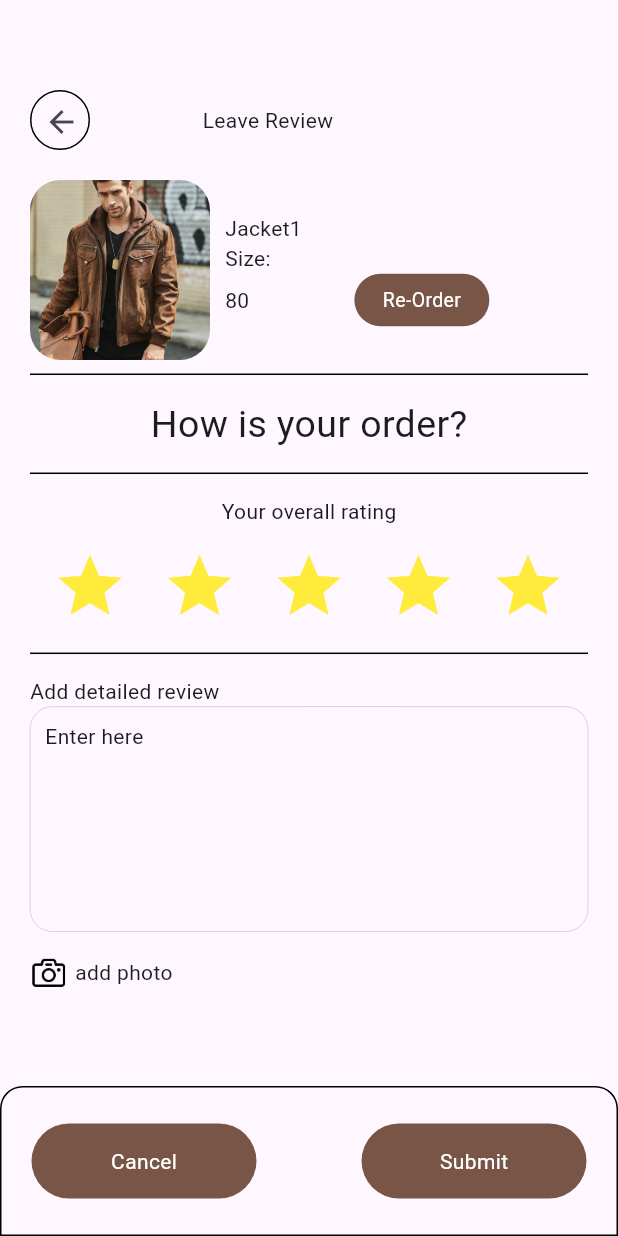
After one commit to BTH02/ecommerce, a Flutter app: the Completed screen opened directly with sample values from the repository, after a tap on "Leave Review", on a phone screen of 412 x 824 dp. The commit adds this screen. Run offline on Flutter 3.47's test engine with Material 3 defaults, Android fonts, the phone set to English and light mode, and no system bars; our stand-ins replace animated_bottom_navigation_bar, dotted_border, smooth_page_indicator.

Commit message:
review order

```diff
--- a/lib/routes/routes.dart
+++ b/lib/routes/routes.dart
@@ -12,6 +12,8 @@ import 'package:ecommerce/ui/09/ship.dart';
 import 'package:ecommerce/ui/09/shipping.dart';
 import 'package:ecommerce/ui/12/filter.dart';
 import 'package:ecommerce/ui/13/myorder.dart';
+import 'package:ecommerce/ui/13/review/leavereview.dart';
+import 'package:ecommerce/ui/13/review/trackreview.dart';
 import 'package:ecommerce/ui/modal/product.dart';
 import 'package:ecommerce/ui/pages/createaccount.dart';
 import 'package:ecommerce/ui/pages/profile.dart';
@@ -43,6 +45,8 @@ class Routes {
   static const String yourlocation = '/yourlocation';
   static const String filter = '/filter';
   static const String myOrder = '/myOrder';
+  static const String leaveReview = '/leaveReview';
+  static const String trackReview = '/trackReview';
 
   static Map<String, Widget Function(dynamic context)> routes = {
     home: (context) => const HomePage(),
@@ -62,11 +66,21 @@ class Routes {
     checkout: (context) => const CheckOut(),
     ship: (context) => const ShippingAddress(),
     chooseship: (context) => const ChooseShip(),
-    payment:(context) => const Payment(),
-    paymentSuccess:(context) => const PaymentSuccess(),
-    location:(context) => const LocationAccess(),
-    yourlocation:(context) => const YourLocation(),
-    filter:(context) => const Filter(),
-    myOrder:(context) => const MyOrder(),
+    payment: (context) => const Payment(),
+    paymentSuccess: (context) => const PaymentSuccess(),
+    location: (context) => const LocationAccess(),
+    yourlocation: (context) => const YourLocation(),
+    filter: (context) => const Filter(),
+    myOrder: (context) => const MyOrder(),
+    leaveReview:(context) {
+      final arg = (ModalRoute.of(context)?.settings.arguments ?? Product.pure())
+      as Product;
+      return LeaveReview(productReview: arg);
+    },
+    trackReview:(context) {
+      final arg = (ModalRoute.of(context)?.settings.arguments ?? Product.pure())
+      as Product;
+      return TrackOrder(productTrack: arg);
+    }
   };
 }
--- a/lib/ui/06/productdetail.dart
+++ b/lib/ui/06/productdetail.dart
@@ -88,7 +88,7 @@ class _ProductDetailState extends State<ProductDetail> {
                 Row(
                   mainAxisAlignment: MainAxisAlignment.spaceBetween,
                   children: [
-                     Text(widget.productItem.style),
+                    Text(widget.productItem.style),
                     Row(
                       children: [
                         const Icon(
--- a/lib/ui/13/completed.dart
+++ b/lib/ui/13/completed.dart
@@ -1,8 +1,11 @@
+import 'package:ecommerce/routes/routes.dart';
 import 'package:flutter/material.dart';
 
 import '../modal/data.dart';
+import '../modal/product.dart';
 class Completed extends StatefulWidget {
-  const Completed({Key? key}) : super(key: key);
+  const Completed({super.key, required this.product});
+  final Product product;
 
   @override
   State<Completed> createState() => _CompletedState();
@@ -16,6 +19,25 @@ class _CompletedState extends State<Completed> {
         itemCount: productList.length,
         itemBuilder: (context, index) {
           final product = productList[index];
+          return _Completed(
+            reviewItem: product,
+            onTap: () {
+              final arg = productList[index];
+              Navigator.pushNamed(context, Routes.leaveReview,arguments: arg);
+            },
+          );
+        },
+      ),
+    );
+  }
+}
+
+class _Completed extends StatelessWidget {
+  const _Completed({super.key, required this.reviewItem, this.onTap,});
+  final Product reviewItem;
+  final Function()? onTap;
+  @override
+  Widget build(BuildContext context) {
     return ListTile(
       title: Column(
         children: [
@@ -28,7 +50,7 @@ class _CompletedState extends State<Completed> {
                   borderRadius: const BorderRadius.horizontal(
                       left: Radius.circular(20), right: Radius.circular(20)),
                   child: Image.asset(
-                          product.pathImage,
+                    reviewItem.pathImage,
                     fit: BoxFit.cover,
                   ),
                 ),
@@ -37,15 +59,17 @@ class _CompletedState extends State<Completed> {
               Column(
                 crossAxisAlignment: CrossAxisAlignment.start,
                 children: [
-                        Text(product.name),
+                  Text(reviewItem.name),
                   const Text('Size:'),
                   Row(
                     children: [
-                            Text(product.price.toString()),
+                      Text(reviewItem.price.toString()),
                       const SizedBox(
                         width: 70,
                       ),
-                            Container(
+                      GestureDetector(
+                        onTap: onTap,
+                        child: Container(
                           width: 90,
                           height: 35,
                           decoration: const BoxDecoration(
@@ -53,6 +77,7 @@ class _CompletedState extends State<Completed> {
                             borderRadius: BorderRadius.horizontal(right: Radius.circular(20),left: Radius.circular(20)),
                           ),
                           child: const Center(child: Text('Leave Review',style: TextStyle(color: Colors.white,fontSize: 13),)),
+                        ),
                       )
                     ],
                   )
@@ -68,8 +93,5 @@ class _CompletedState extends State<Completed> {
         ],
       ),
     );
-        },
-      ),
-    );
   }
 }
--- /dev/null
+++ b/lib/ui/13/review/leavereview.dart
@@ -0,0 +1,268 @@
+import 'package:flutter/material.dart';
+
+import '../../modal/product.dart';
+
+class LeaveReview extends StatefulWidget {
+  const LeaveReview({super.key, required this.productReview});
+
+  final Product productReview;
+
+  @override
+  State<LeaveReview> createState() => _LeaveReviewState();
+}
+
+class _LeaveReviewState extends State<LeaveReview> {
+  @override
+  Widget build(BuildContext context) {
+    return Scaffold(
+      body: Container(
+        margin: const EdgeInsets.only(left: 20, right: 20),
+        child: Column(
+          children: [
+            const SizedBox(
+              height: 60,
+            ),
+            Row(
+              children: [
+                Container(
+                  height: 40,
+                  width: 40,
+                  decoration: BoxDecoration(
+                      borderRadius: const BorderRadius.all(Radius.circular(50)),
+                      border: Border.all(width: 1, color: Colors.black)),
+                  child: IconButton(
+                      onPressed: () => Navigator.pop(context),
+                      icon: const Icon(Icons.arrow_back)),
+                ),
+                const SizedBox(
+                  width: 75,
+                ),
+                const Text('Leave Review'),
+              ],
+            ),
+            const SizedBox(
+              height: 20,
+            ),
+            Row(
+              children: [
+                SizedBox(
+                  width: 120,
+                  height: 120,
+                  child: ClipRRect(
+                    borderRadius: const BorderRadius.horizontal(
+                        left: Radius.circular(20), right: Radius.circular(20)),
+                    child: Image.asset(
+                      widget.productReview.pathImage,
+                      fit: BoxFit.cover,
+                    ),
+                  ),
+                ),
+                const SizedBox(
+                  width: 10,
+                ),
+                Column(
+                  crossAxisAlignment: CrossAxisAlignment.start,
+                  children: [
+                    Text(widget.productReview.name),
+                    const Text('Size:'),
+                    Row(
+                      children: [
+                        Text(widget.productReview.price.toString()),
+                        const SizedBox(
+                          width: 70,
+                        ),
+                        GestureDetector(
+                          child: Container(
+                            width: 90,
+                            height: 35,
+                            decoration: const BoxDecoration(
+                              color: Colors.brown,
+                              borderRadius: BorderRadius.horizontal(
+                                  right: Radius.circular(20),
+                                  left: Radius.circular(20)),
+                            ),
+                            child: const Center(
+                                child: Text(
+                              'Re-Order',
+                              style:
+                                  TextStyle(color: Colors.white, fontSize: 13),
+                            )),
+                          ),
+                        )
+                      ],
+                    )
+                  ],
+                )
+              ],
+            ),
+            const SizedBox(
+              height: 10,
+            ),
+            const Divider(
+              height: 0.01,
+              color: Colors.black,
+            ),
+            const SizedBox(
+              height: 15,
+            ),
+            const Text('How is your order?',style: TextStyle(fontSize: 25),),
+            const SizedBox(
+              height: 15,
+            ),
+            const Divider(
+              height: 0.01,
+              color: Colors.black,
+            ),
+            const SizedBox(
+              height: 15,
+            ),
+            const Text('Your overall rating'),
+            const SizedBox(
+              height: 10,
+            ),
+            Container(
+              margin: const EdgeInsets.only(left: 10,right: 10),
+              child: const Row(
+                mainAxisAlignment: MainAxisAlignment.spaceBetween,
+                children: [
+                  SizedBox(
+                    width: 60,
+                    height: 60,
+                    child: Icon(
+                      Icons.star,
+                      color: Colors.yellow,
+                      size: 50,
+                    ),
+                  ),
+                  SizedBox(
+                    width: 60,
+                    height: 60,
+                    child: Icon(
+                      Icons.star,
+                      color: Colors.yellow,
+                      size: 50,
+                    ),
+                  ),
+                  SizedBox(
+                    width: 60,
+                    height: 60,
+                    child: Icon(
+                      Icons.star,
+                      color: Colors.yellow,
+                      size: 50,
+                    ),
+                  ),
+                  SizedBox(
+                    width: 60,
+                    height: 60,
+                    child: Icon(
+                      Icons.star,
+                      color: Colors.yellow,
+                      size: 50,
+                    ),
+                  ),
+                  SizedBox(
+                    width: 60,
+                    height: 60,
+                    child: Icon(
+                      Icons.star,
+                      color: Colors.yellow,
+                      size: 50,
+                    ),
+                  ),
+                ],
+              ),
+            ),
+            const SizedBox(
+              height: 15,
+            ),
+            const Divider(
+              height: 0.01,
+              color: Colors.black,
+            ),
+            const SizedBox(
+              height: 15,
+            ),
+            const Row(
+              crossAxisAlignment: CrossAxisAlignment.start,
+              children: [
+                Text('Add detailed review'),
+              ],
+            ),
+            Container(
+              height: 150,
+              decoration: BoxDecoration(
+                borderRadius: const BorderRadius.horizontal(right: Radius.circular(15),left: Radius.circular(15)),
+                border: Border.all(color: Colors.black,width: 0.1)
+              ),
+              child: Container(
+                margin: const EdgeInsets.only(left: 10,top: 10),
+                child: const Row(
+                  crossAxisAlignment: CrossAxisAlignment.start,
+                  children: [
+                    Text('Enter here')
+                  ],
+                ),
+              ),
+            ),
+            const SizedBox(
+              height: 15,
+            ),
+            Row(
+              children: [
+                SizedBox(
+                  width: 25,
+                  height: 25,
+                  child: Image.asset('images/camera.png'),
+                ),
+                const SizedBox(width: 5,),
+                const Text('add photo')
+              ],
+            )
+          ],
+        ),
+      ),
+      bottomNavigationBar: Container(
+        height: 100,
+        decoration: BoxDecoration(
+            border: Border.all(width: 1, color: Colors.black),
+            borderRadius: const BorderRadius.only(
+                topRight: Radius.circular(15), topLeft: Radius.circular(15))),
+        child: Container(
+          margin: const EdgeInsets.only(left: 20,right: 20),
+          child: Row(
+            mainAxisAlignment: MainAxisAlignment.spaceBetween,
+            children: [
+              Container(
+                width: 150,
+                height: 50,
+                decoration: const BoxDecoration(
+                    color: Colors.brown,
+                    borderRadius: BorderRadius.horizontal(
+                        left: Radius.circular(30), right: Radius.circular(30))),
+                child: const Center(
+                    child: Text(
+                      'Cancel',
+                      style: TextStyle(color: Colors.white),
+                    )),
+              ),
+              Container(
+                width: 150,
+                height: 50,
+                decoration: const BoxDecoration(
+                    color: Colors.brown,
+                    borderRadius: BorderRadius.horizontal(
+                        left: Radius.circular(30), right: Radius.circular(30))),
+                child: const Center(
+                    child: Text(
+                      'Submit',
+                      style: TextStyle(color: Colors.white),
+                    )),
+              ),
+            ],
+          ),
+        ),
+      ),
+    );
+  }
+}
```
Also changed, not shown: lib/ui/13/active.dart (+48 -12 lines), lib/ui/13/cancelled.dart (+6 -1 lines), lib/ui/13/myorder.dart (+6 -8 lines), lib/ui/13/review/trackreview.dart (added, +197 -0 lines), images/camera.png (added), images/note.png (added). Lines whose indentation alone changed are shown as unchanged.
